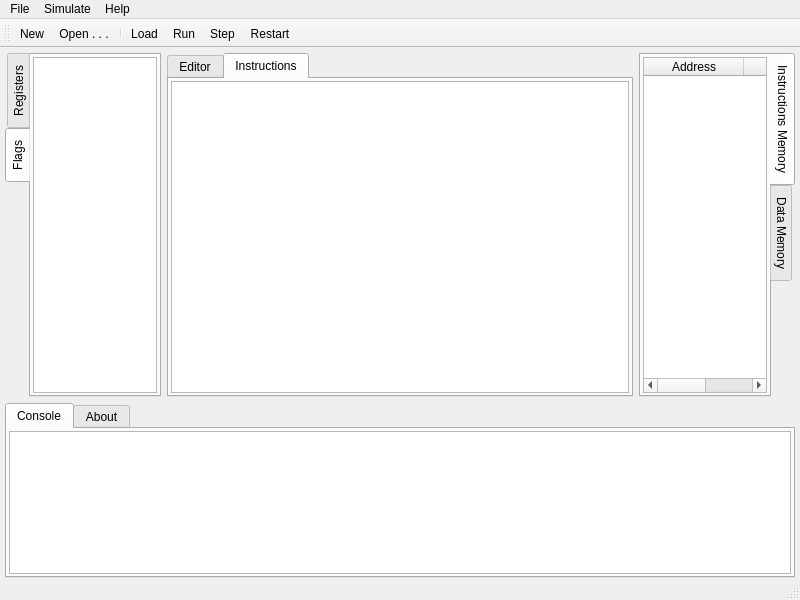
Above: RISC-V-Playground/view/viewmainwindow.ui from darkvictor13/RISC-V-Playground before the change. Below: the same form after it.
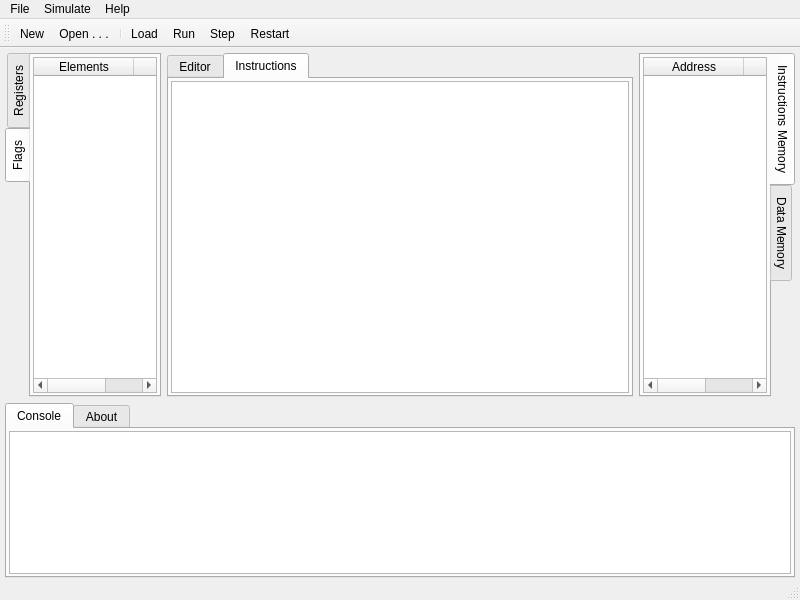
That is the form after the change. The open tabs and pages were chosen to show the change.

Diff of the .ui file:
```diff
--- a/RISC-V-Playground/view/viewmainwindow.ui
+++ b/RISC-V-Playground/view/viewmainwindow.ui
@@ -128,7 +128,24 @@
                <number>2</number>
               </property>
               <item row="0" column="0">
-               <widget class="QTableWidget" name="flagsTableWidget"/>
+               <widget class="QTreeWidget" name="treeWidget">
+                <column>
+                 <property name="text">
+                  <string>Elements</string>
+                 </property>
+                 <property name="textAlignment">
+                  <set>AlignCenter</set>
+                 </property>
+                </column>
+                <column>
+                 <property name="text">
+                  <string>Values</string>
+                 </property>
+                 <property name="textAlignment">
+                  <set>AlignCenter</set>
+                 </property>
+                </column>
+               </widget>
               </item>
              </layout>
             </widget>
```
Left out of the diff: 22 changed lines with no effect on the pictures.
